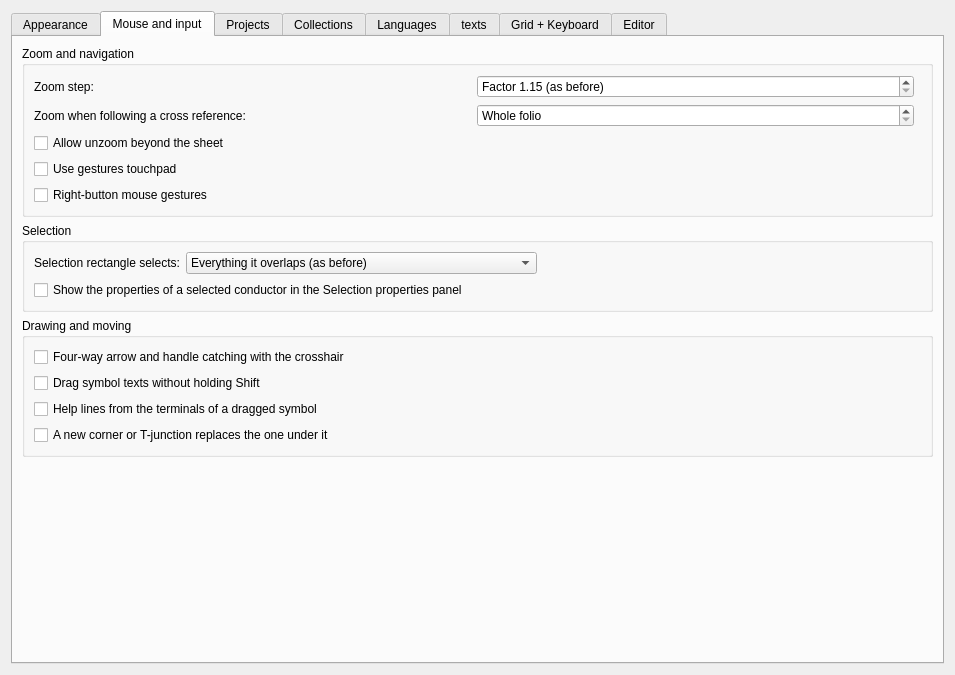
First picture: the form in sources/ui/configpage/generalconfigurationpage.ui, repository qelectrotech/qelectrotech-source-mirror, before the edit.
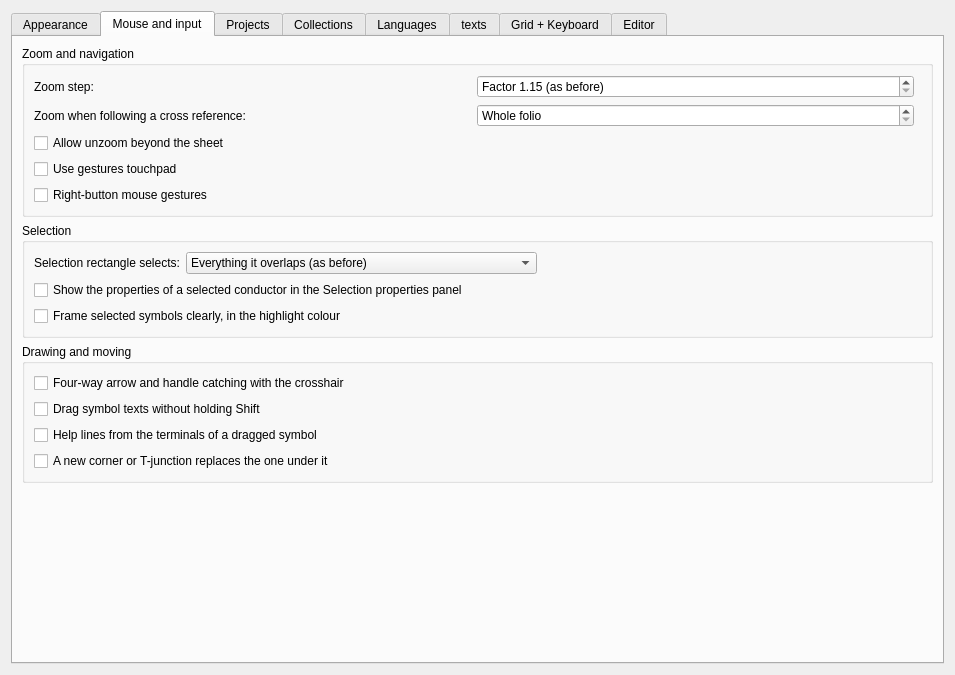
Second picture: the form after the edit. The open tabs and pages were chosen to show the change. Custom widgets are drawn as their Qt base class.

Commit message:
Selection frame: stands out on a dark sheet; a clear frame as a setting
On a dark palette or a dark custom sheet the folio is inverted or its
items tinted after they are drawn, which turned the grey frame of a
selected symbol nearly into the sheet's colour. The frame is now drawn
after that, light on a dark sheet.

New setting (Settings > General, off by default): selected symbols are
framed in the highlight colour, solid and wider, on a light fill; the
thin grey dashes stay for the hover. The corner radius setting applies
to both.

```diff
--- a/sources/ui/configpage/generalconfigurationpage.ui
+++ b/sources/ui/configpage/generalconfigurationpage.ui
@@ -447,6 +447,13 @@
             </property>
            </widget>
           </item>
+          <item>
+           <widget class="QCheckBox" name="m_strong_selection_cb">
+            <property name="text">
+             <string>Frame selected symbols clearly, in the highlight colour</string>
+            </property>
+           </widget>
+          </item>
          </layout>
         </widget>
        </item>
```
The commit also changes 8 other files.
